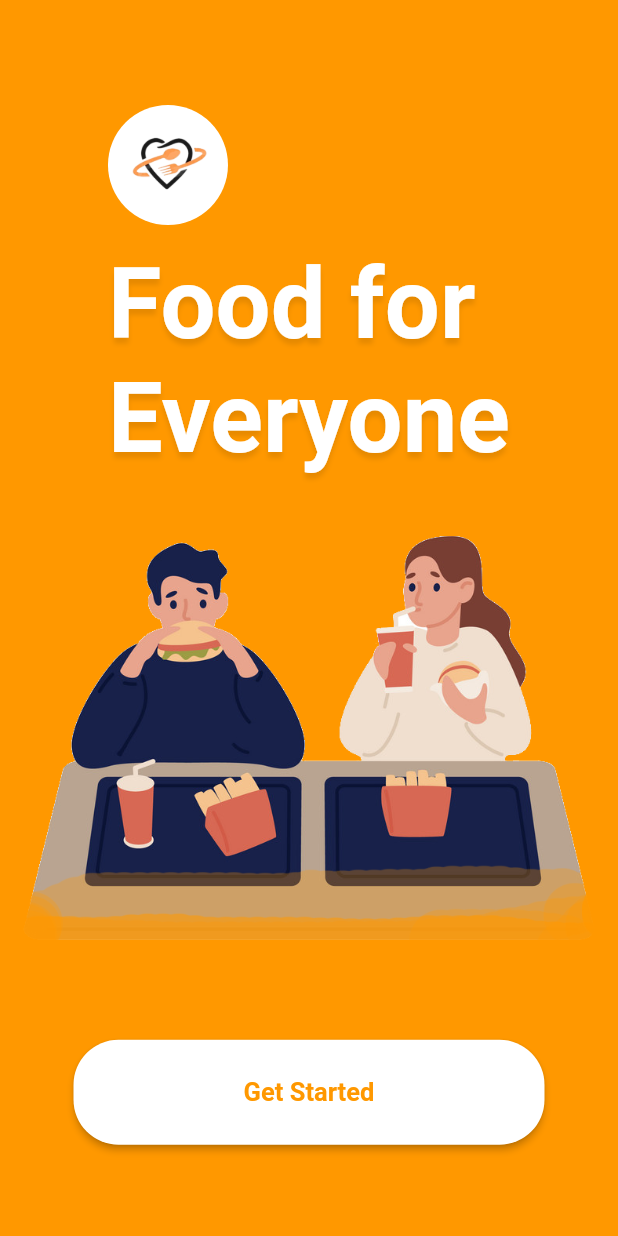
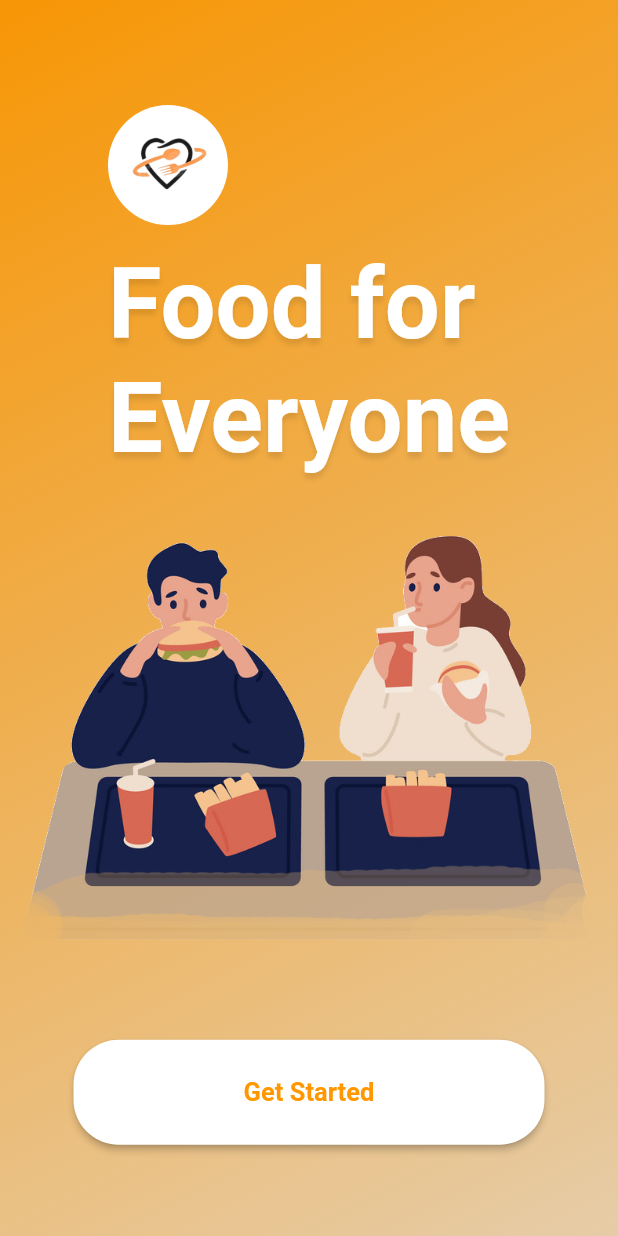
Before and after one commit to james-rosales/foodlover, a Flutter app: the screen it shows after launch, on a phone screen of 412 x 824 dp. Run offline on Flutter 3.47's test engine with Material 2 defaults, Android fonts, the phone set to English and light mode, and no system bars; our stand-ins replace bloc, flutter_bloc, font_awesome_flutter, freezed_annotation, go_router; generated files the repository leaves out were written again; Roboto replaces fonts that are missing (SF Pro).

Commit message:
refactor: change background color to a gradient color

```diff
--- a/lib/pages/splashscreen/view/splashscreen_page.dart
+++ b/lib/pages/splashscreen/view/splashscreen_page.dart
@@ -6,10 +6,20 @@ class SplashscreenPage extends StatelessWidget {
 
   @override
   Widget build(BuildContext context) {
-    return const Scaffold(
+    return Scaffold(
       backgroundColor: Colors.orange,
-      body: SingleChildScrollView(
-        child: SplashscreenForm(),
+      body: Container(
+        decoration: const BoxDecoration(
+          gradient: LinearGradient(
+            colors: [
+              Color.fromARGB(255, 247, 150, 5),
+              Color.fromARGB(255, 230, 204, 167),
+            ],
+            begin: Alignment.topLeft,
+            end: Alignment.bottomRight,
+          ),
+        ),
+        child: const SplashscreenForm(),
       ),
     );
   }
```
